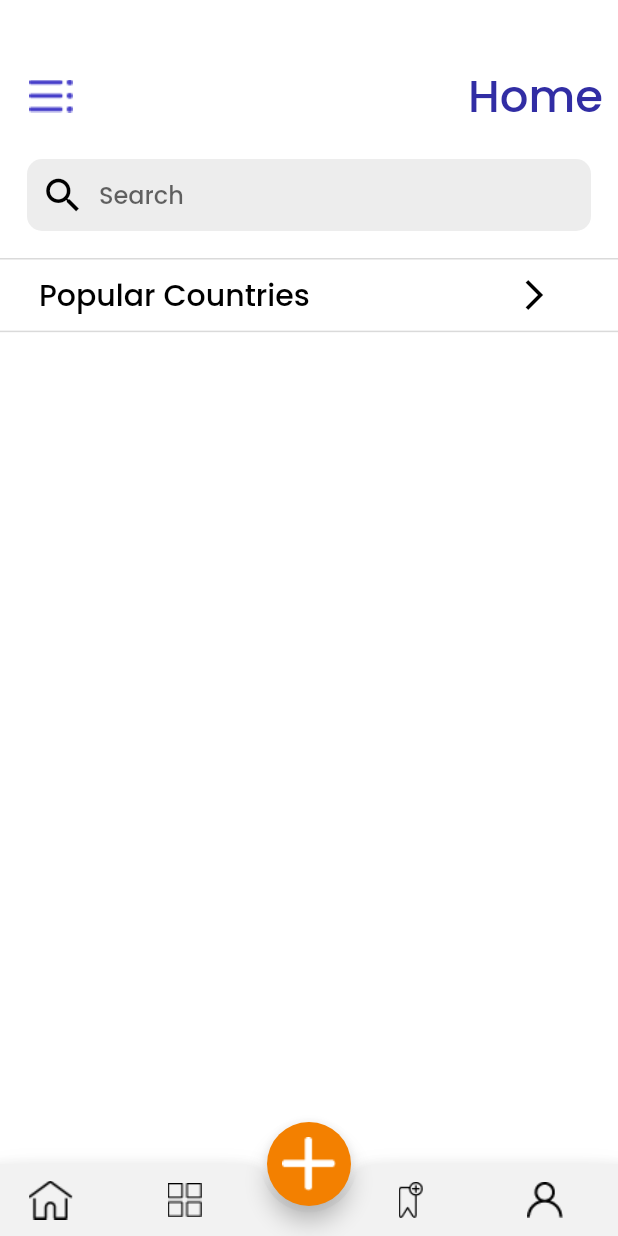
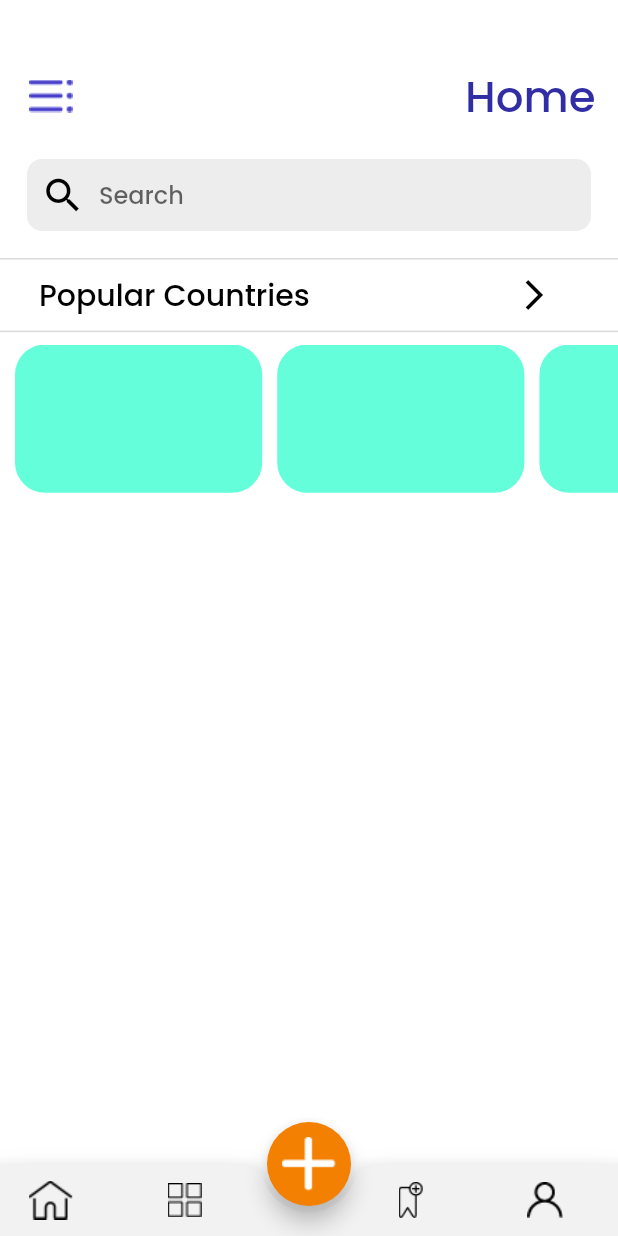
Before and after one commit to nexus-hash/Tour-Booking-App, a Flutter app: the HomePage screen opened directly, on a phone screen of 412 x 824 dp. Run offline on Flutter 3.47's test engine with Material 2 defaults, Android fonts, the phone set to English and light mode, and no system bars.

Commit message:
Added List View

```diff
--- a/lib/Home/HomeVIew.dart
+++ b/lib/Home/HomeVIew.dart
@@ -14,14 +14,14 @@ class _HomePageViewState extends State<HomePageView> {
         child: Column(
           children: <Widget>[
             Padding(
-              padding: const EdgeInsets.only(top: 40.0,left: 10.0,right: 10.0),
+              padding: const EdgeInsets.only(top: 40.0,left: 10.0,right: 15.0),
               child: Row(
                 mainAxisAlignment: MainAxisAlignment.spaceBetween,
                 children: <Widget>[
                   IconButton(icon: ImageIcon(AssetImage("assets/images/menu.png"),size: 30.0,color: Color(0xFF463EC9),), onPressed:(){} ),
                   Text("Home",style: TextStyle(color: Color(0xFF312DA4),
                     fontFamily: 'PoppinsMed',
-                    fontSize: 30.0
+                    fontSize: 29.0
                   ),)
                 ],
               ),
@@ -81,6 +81,31 @@ class _HomePageViewState extends State<HomePageView> {
                 ),
               ),
             ),
+            SizedBox(height: MediaQuery.of(context).size.height*.01,),
+            Container(
+              width: MediaQuery.of(context).size.width,
+              height: MediaQuery.of(context).size.height*.12,
+              child: Padding(
+                padding:EdgeInsets.only(left: 10.0),
+                child: ListView.separated(
+                  itemCount: 4,
+                  scrollDirection: Axis.horizontal,
+                  separatorBuilder: (context,index){return SizedBox(width: 10.0,);},
+                  itemBuilder: (BuildContext context,int index){
+                    return Container(
+                        width: MediaQuery.of(context).size.width*.4,
+                        height: MediaQuery.of(context).size.height*.05,
+                      decoration: BoxDecoration(
+                          borderRadius: BorderRadius.all(Radius.circular(20.0)),
+                          color: Colors.tealAccent
+                      ),
+                    );
+                  },
+
+                ),
+
+              ) ,
+            )
           ],
         ),
       ),
```
